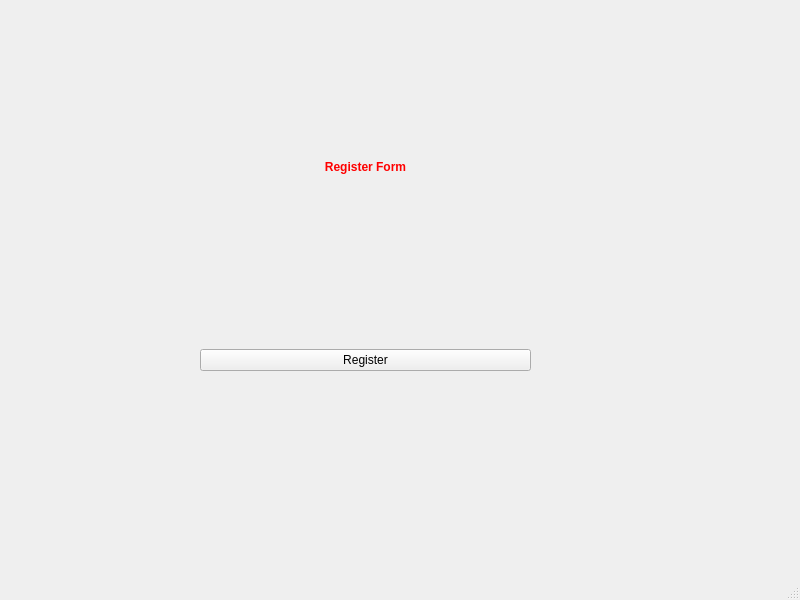
Old version of the form src/window/ui_files/register_window.ui in the repository gzk6332987/1080_project.
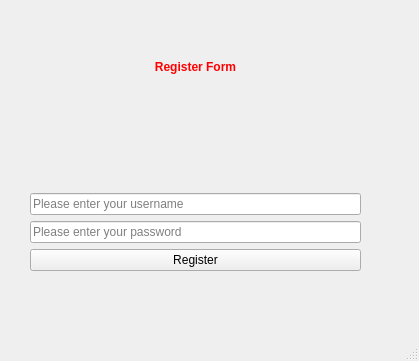
New version of the form.

```diff
--- a/src/window/ui_files/register_window.ui
+++ b/src/window/ui_files/register_window.ui
@@ -6,8 +6,8 @@
    <rect>
     <x>0</x>
     <y>0</y>
-    <width>800</width>
-    <height>600</height>
+    <width>419</width>
+    <height>361</height>
    </rect>
   </property>
   <property name="windowTitle">
@@ -17,8 +17,8 @@
    <widget class="QWidget" name="verticalLayoutWidget">
     <property name="geometry">
      <rect>
-      <x>200</x>
-      <y>160</y>
+      <x>30</x>
+      <y>60</y>
       <width>331</width>
       <height>211</height>
      </rect>
@@ -27,7 +27,7 @@
      <item>
       <widget class="QLabel" name="label">
        <property name="styleSheet">
-        <string notr="true">color: red; font-weight: bold; font-family: &quot;Times New Roman&quot;;</string>
+        <string notr="true">color: red; font-weight: bold; font-family: &quot;Times New Roman&quot;; font-size: xxx-large;</string>
        </property>
        <property name="text">
         <string>Register Form</string>
@@ -54,7 +54,21 @@
       </spacer>
      </item>
      <item>
-      <widget class="QPushButton" name="pushButton">
+      <widget class="QLineEdit" name="username">
+       <property name="placeholderText">
+        <string>Please enter your username</string>
+       </property>
+      </widget>
+     </item>
+     <item>
+      <widget class="QLineEdit" name="password">
+       <property name="placeholderText">
+        <string>Please enter your password</string>
+       </property>
+      </widget>
+     </item>
+     <item>
+      <widget class="QPushButton" name="regButton">
        <property name="text">
         <string>Register</string>
        </property>
```
Left out of the diff: 2 changed lines with no effect on the pictures.
